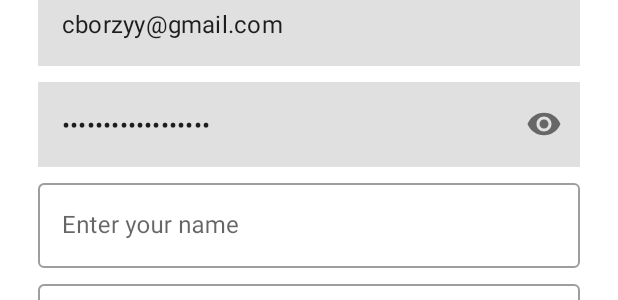
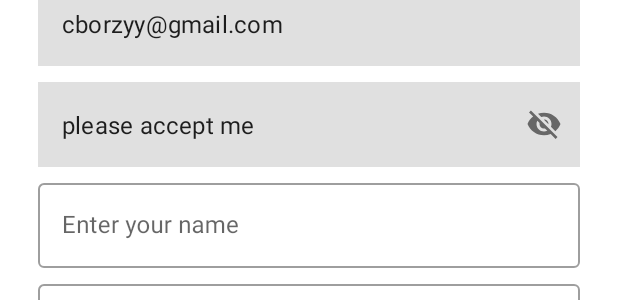
Before and after one commit to beleavemebe/android-lab-entry-task, an Android app: the layout fragment_register.xml on its own in the app's theme, with its tools: preview values and no code run, on a phone screen of 412 x 824 dp. Shown: the part 185-485 px from the top of the screen. Run offline under Robolectric (Android 15) with nearby library versions, the phone set to English and light mode, and no system bars.

Commit message:
Fix allowing text input

```diff
--- a/app/src/main/res/layout/fragment_register.xml
+++ b/app/src/main/res/layout/fragment_register.xml
@@ -38,9 +38,8 @@
             android:layout_width="match_parent"
             android:layout_height="wrap_content"
             android:imeOptions="actionNext"
-            android:inputType="textPassword"
-            android:editable="false"
-            tools:text="saskjdjkasdhjkashd"/>
+            tools:text="please accept me"
+            android:editable="false"/>
     </com.google.android.material.textfield.TextInputLayout>
 
     <com.google.android.material.textfield.TextInputLayout
```
